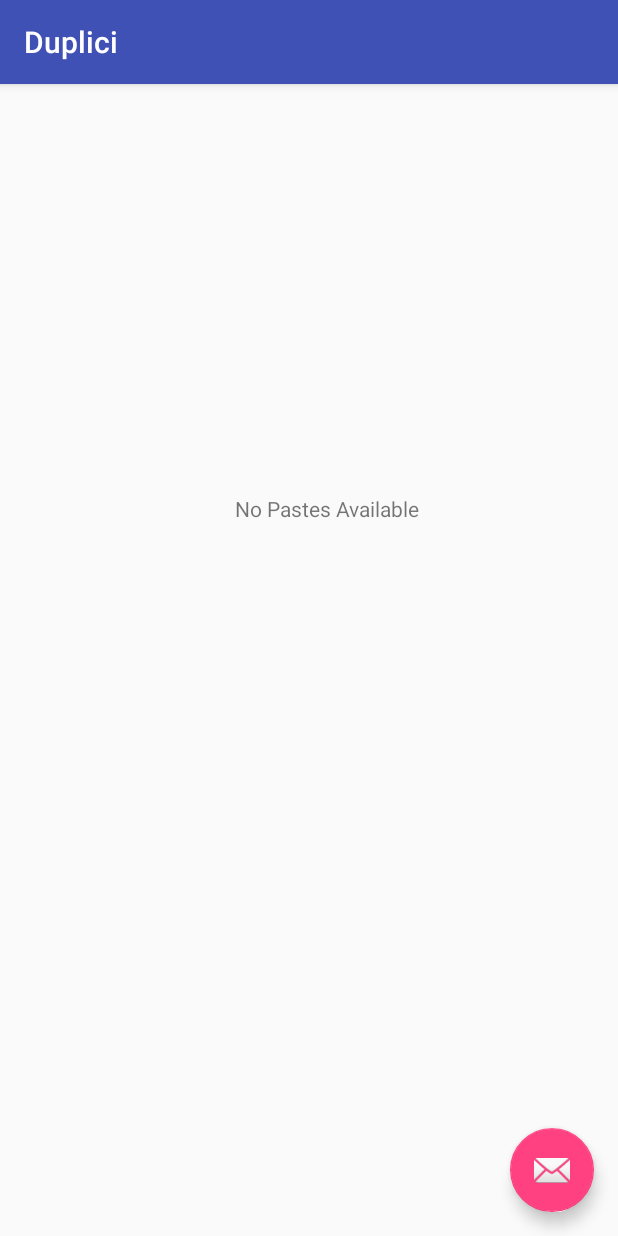
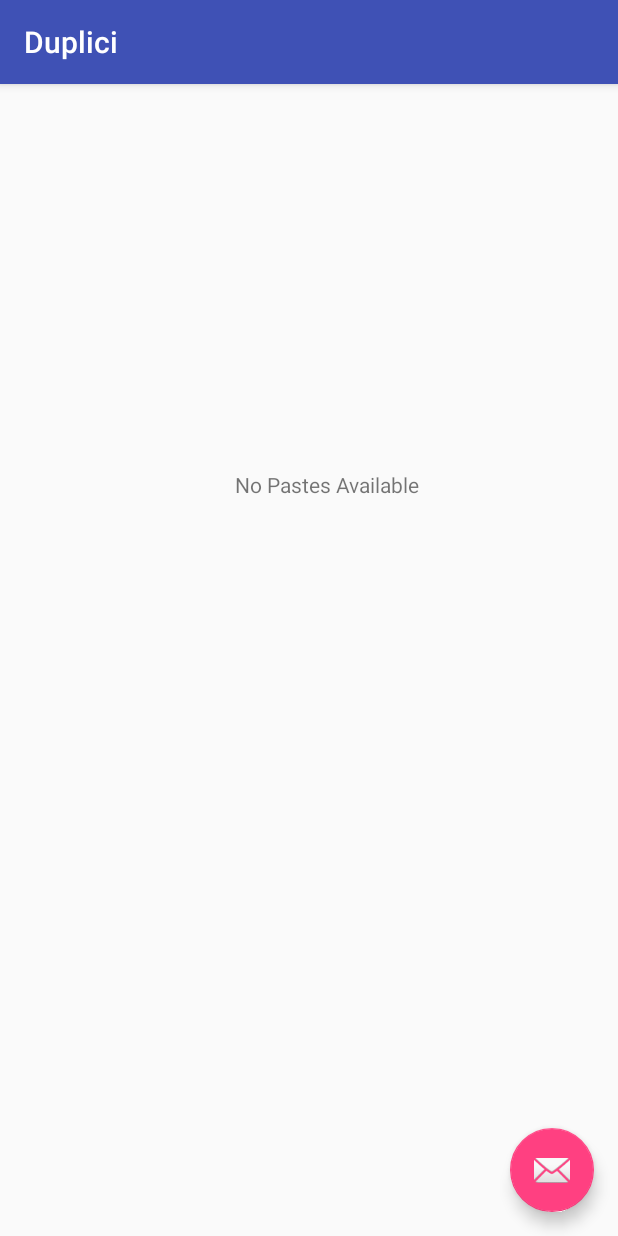
Before and after one commit to nicfol/Duplici, an Android app: the screen it shows after launch (MainActivity), on a phone screen of 412 x 824 dp. Run offline under Robolectric (Android 15) with nearby library versions, the phone set to English and light mode, and no system bars; libraries missing offline, so code that uses them is left out: com.afollestad.materialdialogs, com.facebook.stetho; 2 statements that could not run were skipped.

Commit message:
Fixed visual bug in scrolling

```diff
--- a/app/src/main/res/layout/activity_main.xml
+++ b/app/src/main/res/layout/activity_main.xml
@@ -5,7 +5,7 @@
     android:layout_width="match_parent"
     android:layout_height="match_parent"
     tools:context="com.nicfol.duplici.MainActivity"
-    android:paddingTop="16dp">
+    android:paddingTop="0dp">
 
     <android.support.v7.widget.RecyclerView
         android:layout_width="0dp"
--- a/app/src/main/res/layout/card_pastes.xml
+++ b/app/src/main/res/layout/card_pastes.xml
@@ -5,7 +5,7 @@
     xmlns:app="http://schemas.android.com/apk/res-auto"
     android:paddingLeft="16dp"
     android:paddingRight="16dp"
-    android:paddingBottom="4dp">
+    android:paddingTop="4dp">
 
     <android.support.v7.widget.CardView
         android:layout_width="fill_parent"
```
